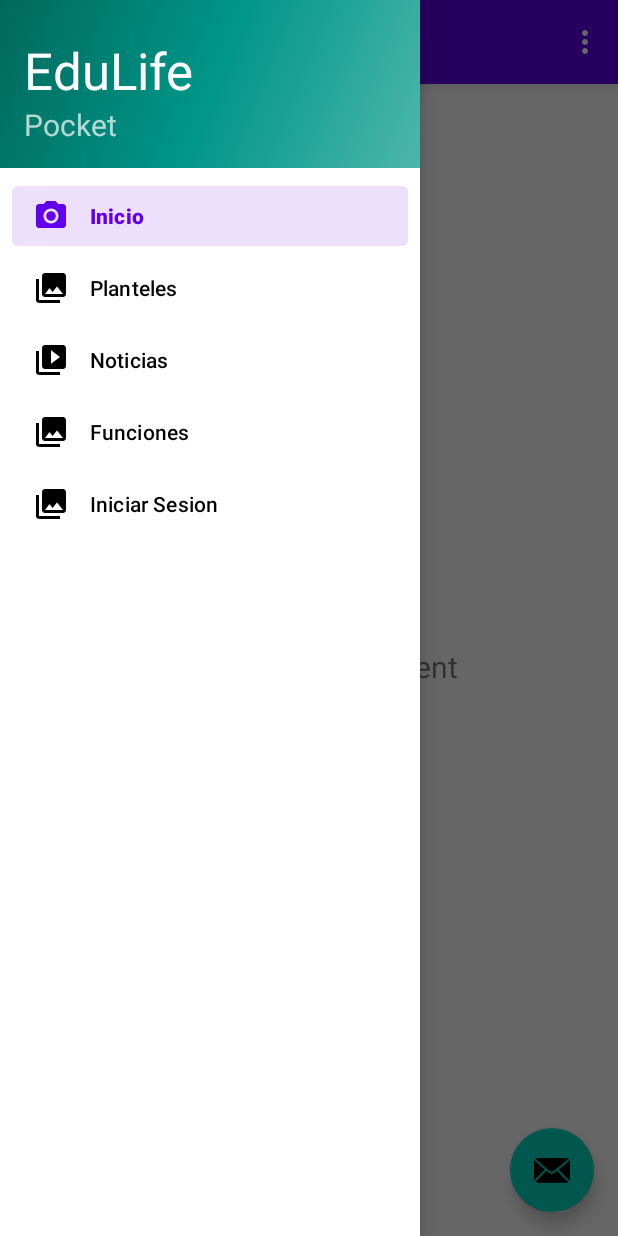
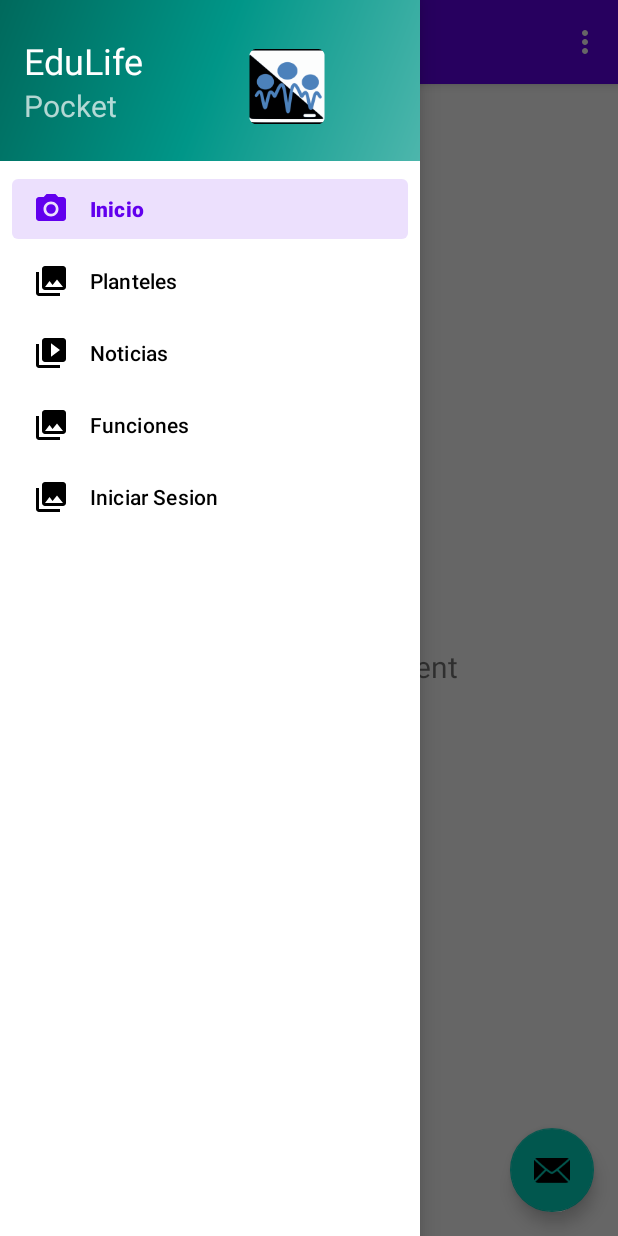
Before and after one commit to kito089/DGTIPOCKET, an Android app: the screen it shows after launch (MainActivity), with the side drawer open, on a phone screen of 412 x 824 dp. Run offline under Robolectric (Android 15) with nearby library versions, the phone set to English and light mode, and no system bars; our stand-ins replace navigation-ui.

Commit message:
cambio de icono en android XD

```diff
--- a/android/app/src/main/res/layout/nav_header_main.xml
+++ b/android/app/src/main/res/layout/nav_header_main.xml
@@ -6,16 +6,39 @@
     android:layout_height="wrap_content"
     android:background="@drawable/side_nav_bar"
     android:gravity="bottom"
+    android:orientation="vertical"
     android:paddingLeft="@dimen/activity_horizontal_margin"
     android:paddingTop="@dimen/activity_vertical_margin"
     android:paddingRight="@dimen/activity_horizontal_margin"
     android:paddingBottom="@dimen/activity_vertical_margin"
     android:theme="@style/ThemeOverlay.AppCompat.Dark">
 
+    <androidx.constraintlayout.widget.ConstraintLayout
+        android:layout_width="match_parent"
+        android:layout_height="match_parent">
+
+        <ImageView
+            android:id="@+id/imageView"
+            android:layout_width="60dp"
+            android:layout_height="58dp"
+            android:contentDescription="@string/nav_header_desc"
+            android:paddingTop="@dimen/nav_header_vertical_spacing"
+            app:layout_constraintBottom_toBottomOf="parent"
+            app:layout_constraintEnd_toEndOf="parent"
+            app:layout_constraintHorizontal_bias="0.0"
+            app:layout_constraintStart_toEndOf="@+id/linearLayout"
+            app:layout_constraintTop_toTopOf="parent"
+            app:srcCompat="@mipmap/ic_launcher_round"
+            tools:ignore="ImageContrastCheck" />
+
         <LinearLayout
-        android:layout_width="288dp"
-        android:layout_height="match_parent"
-        android:orientation="vertical">
+            android:id="@+id/linearLayout"
+            android:layout_width="145dp"
+            android:layout_height="75dp"
+            android:orientation="vertical"
+            app:layout_constraintBottom_toBottomOf="parent"
+            app:layout_constraintStart_toStartOf="parent"
+            app:layout_constraintTop_toTopOf="parent">
 
             <TextView
                 android:layout_width="wrap_content"
@@ -23,7 +46,7 @@
                 android:paddingTop="@dimen/nav_header_vertical_spacing"
                 android:text="@string/nav_header_title"
                 android:textAppearance="@style/TextAppearance.AppCompat.Body1"
-            android:textSize="34sp" />
+                android:textSize="24sp" />
 
             <TextView
                 android:id="@+id/textView"
@@ -31,15 +54,8 @@
                 android:layout_height="wrap_content"
                 android:text="@string/nav_header_subtitle"
                 android:textSize="20sp" />
-    </LinearLayout>
-
-    <ImageView
-        android:id="@+id/imageView"
-        android:layout_width="wrap_content"
-        android:layout_height="wrap_content"
-        android:contentDescription="@string/nav_header_desc"
-        android:paddingTop="@dimen/nav_header_vertical_spacing"
-        app:srcCompat="@mipmap/ic_launcher_round"
-        tools:ignore="ImageContrastCheck" />
 
         </LinearLayout>
+    </androidx.constraintlayout.widget.ConstraintLayout>
+
+</LinearLayout>
```
Also changed, not shown: android/app/src/main/ic_launcher-playstore.png, android/app/src/main/res/mipmap-hdpi/ic_launcher.webp, android/app/src/main/res/mipmap-hdpi/ic_launcher_foreground.webp, android/app/src/main/res/mipmap-hdpi/ic_launcher_round.webp, android/app/src/main/res/mipmap-mdpi/ic_launcher.webp, android/app/src/main/res/mipmap-mdpi/ic_launcher_foreground.webp, android/app/src/main/res/mipmap-mdpi/ic_launcher_round.webp, android/app/src/main/res/mipmap-xhdpi/ic_launcher.webp, android/app/src/main/res/mipmap-xhdpi/ic_launcher_foreground.webp, android/app/src/main/res/mipmap-xhdpi/ic_launcher_round.webp, android/app/src/main/res/mipmap-xxhdpi/ic_launcher.webp, android/app/src/main/res/mipmap-xxhdpi/ic_launcher_foreground.webp, android/app/src/main/res/mipmap-xxhdpi/ic_launcher_round.webp, android/app/src/main/res/mipmap-xxxhdpi/ic_launcher.webp, 2 more files, 1 other file. Lines whose indentation alone changed are shown as unchanged.
